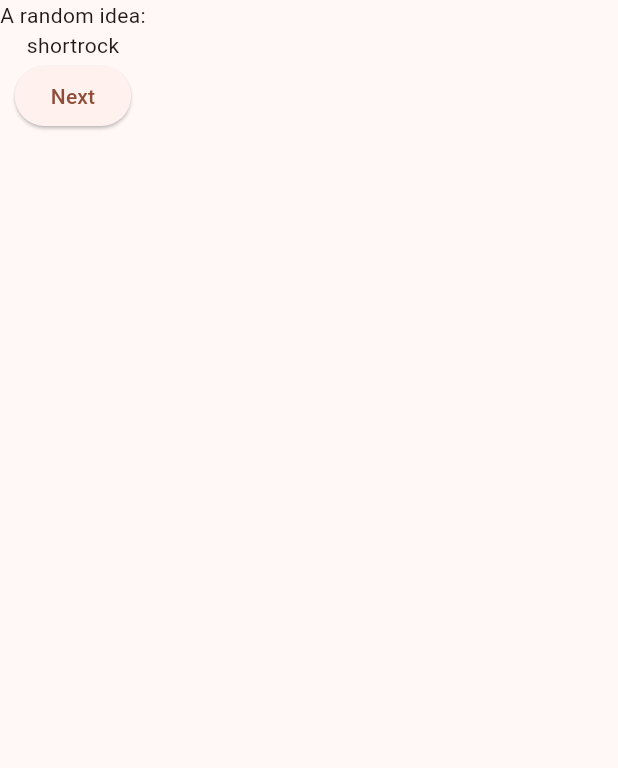
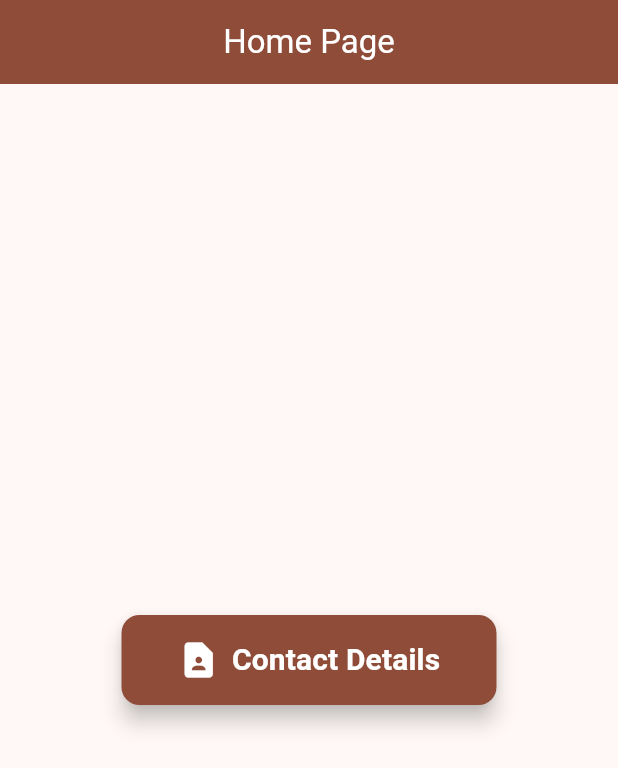
Before and after one commit to testgithubsonika/flutter_gdg, a Flutter app: the screen it shows after launch, on a phone screen of 412 x 824 dp. Shown: the top 768 px of the screen. Run offline on Flutter 3.47's test engine with Material 3 defaults, Android fonts, the light colour scheme and no system bars.

Commit message:
contact detail page

```diff
--- a/lib/main.dart
+++ b/lib/main.dart
@@ -1,50 +1,146 @@
-import 'package:english_words/english_words.dart';
 import 'package:flutter/material.dart';
-import 'package:provider/provider.dart';
 
 void main() {
-  runApp(MyApp());
+  runApp(const MyApp());
 }
 
+/// Root widget with theme setup
 class MyApp extends StatelessWidget {
   const MyApp({super.key});
 
   @override
   Widget build(BuildContext context) {
-    return ChangeNotifierProvider(
-      create: (context) => MyAppState(),
-      child: MaterialApp(
-        title: 'Namer App',
-        theme: ThemeData(
-          useMaterial3: true,
-          colorScheme: ColorScheme.fromSeed(seedColor: Colors.deepOrange),
+    return MaterialApp(
+      title: 'Namer App',
+      debugShowCheckedModeBanner: false,
+      theme: ThemeData(
+        useMaterial3: true,
+        colorScheme: ColorScheme.fromSeed(seedColor: Colors.deepOrange),
+      ),
+      home: const MyHomePage(),
+    );
+  }
+}
+
+/// Home page UI
+class MyHomePage extends StatelessWidget {
+  const MyHomePage({super.key});
+
+  @override
+  Widget build(BuildContext context) {
+    final Color primaryColor = Theme.of(context).colorScheme.primary; // Match with Navbar
+
+    return Scaffold(
+      appBar: AppBar(
+        title: const Text('Home Page'),
+        centerTitle: true,
+        backgroundColor: primaryColor,
+        foregroundColor: Colors.white,
+      ),
+      body: Center(
+        child: SizedBox(
+          width: 250, // Optimized width
+          height: 60, // Optimized height
+          child: ElevatedButton.icon(
+            onPressed: () {
+              Navigator.push(
+                context,
+                MaterialPageRoute(builder: (context) => const ContactDetailPage()),
+              );
+            },
+            style: ElevatedButton.styleFrom(
+              backgroundColor: primaryColor, // Same as Navbar
+              foregroundColor: Colors.white, // Text/Icon color
+              shape: RoundedRectangleBorder(
+                borderRadius: BorderRadius.circular(12), // Smooth edges
+              ),
+              elevation: 6, // 3D shadow effect
+              padding: const EdgeInsets.symmetric(vertical: 15),
+            ),
+            icon: const Icon(Icons.contact_page, size: 28),
+            label: const Text(
+              'Contact Details',
+              style: TextStyle(fontSize: 20, fontWeight: FontWeight.bold),
+            ),
+          ),
         ),
-        home: MyHomePage(),
       ),
     );
   }
 }
 
-class MyAppState extends ChangeNotifier {
-  var current = WordPair.random();
+/// Contact details page with enhanced UI
+class ContactDetailPage extends StatelessWidget {
+  const ContactDetailPage({super.key});
+
+  @override
+  Widget build(BuildContext context) {
+    final Color primaryColor = Theme.of(context).colorScheme.primary;
+
+    return Scaffold(
+      appBar: AppBar(
+        title: const Text('Contact Details'),
+        centerTitle: true,
+        backgroundColor: primaryColor,
+        foregroundColor: Colors.white,
+      ),
+      body: Padding(
+        padding: const EdgeInsets.all(20.0),
+        child: Card(
+          elevation: 5,
+          shape: RoundedRectangleBorder(borderRadius: BorderRadius.circular(12)),
+          child: Padding(
+            padding: const EdgeInsets.all(20.0),
+            child: Column(
+              crossAxisAlignment: CrossAxisAlignment.start,
+              mainAxisSize: MainAxisSize.min,
+              children: [
+                const ContactInfoRow(icon: Icons.person, label: 'Name:', value: 'John Doe'),
+                const ContactInfoRow(icon: Icons.phone, label: 'Phone:', value: '+1 234 567 890'),
+                const ContactInfoRow(icon: Icons.email, label: 'Email:', value: 'johndoe@example.com'),
+                const SizedBox(height: 20),
+                Align(
+                  alignment: Alignment.centerRight,
+                  child: ElevatedButton.icon(
+                    onPressed: () => Navigator.pop(context),
+                    style: ElevatedButton.styleFrom(
+                      backgroundColor: primaryColor, // Same as AppBar
+                      foregroundColor: Colors.white, // Text color
+                      shape: RoundedRectangleBorder(borderRadius: BorderRadius.circular(10)),
+                    ),
+                    icon: const Icon(Icons.arrow_back),
+                    label: const Text('Back to Home'),
+                  ),
+                ),
+              ],
+            ),
+          ),
+        ),
+      ),
+    );
+  }
 }
 
-class MyHomePage extends StatelessWidget {
+/// A reusable row widget for displaying contact info
+class ContactInfoRow extends StatelessWidget {
+  final IconData icon;
+  final String label;
+  final String value;
+
+  const ContactInfoRow({super.key, required this.icon, required this.label, required this.value});
+
   @override
   Widget build(BuildContext context) {
-    var appState = context.watch<MyAppState>();
-
-    return Scaffold(
-      body: Column(
+    return Padding(
+      padding: const EdgeInsets.symmetric(vertical: 8.0),
+      child: Row(
         children: [
-          Text('A random idea:'),
-          Text(appState.current.asLowerCase),
-          // button
-            ElevatedButton(
-            onPressed: () {
-              print('button pressed!');
-            },
-            child: Text('Next'),
+          Icon(icon, color: Theme.of(context).colorScheme.primary),
+          const SizedBox(width: 10),
+          Text(label, style: const TextStyle(fontSize: 18, fontWeight: FontWeight.bold)),
+          const SizedBox(width: 5),
+          Expanded(
+            child: Text(value, style: const TextStyle(fontSize: 18), overflow: TextOverflow.ellipsis),
           ),
         ],
       ),
```
